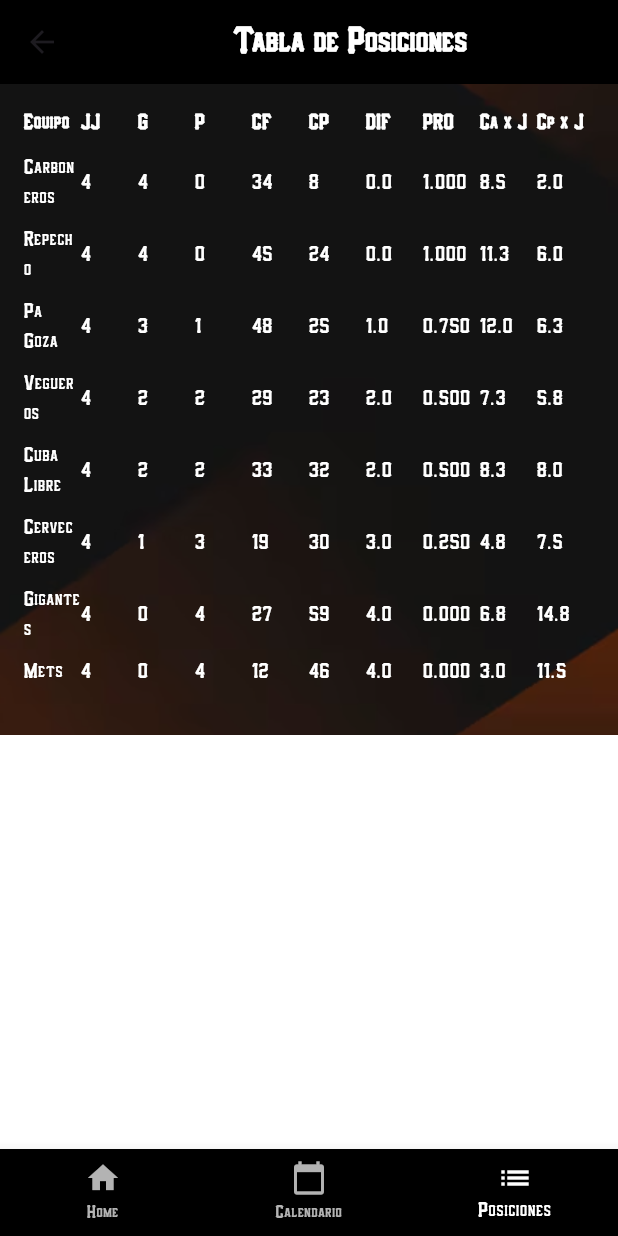
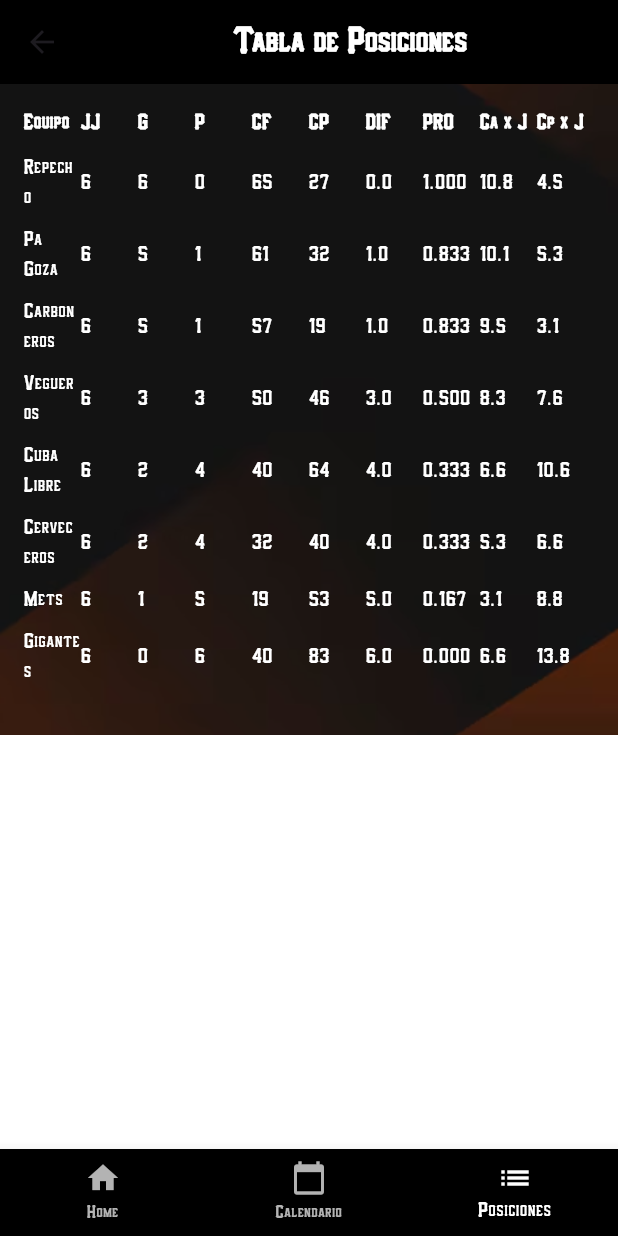
Before and after one commit to ManuDev17/Gigantes-Softbol, a Flutter app: the StandingsPage screen opened by its route, on a phone screen of 412 x 824 dp. Run offline on Flutter 3.47's test engine with Material 3 defaults, Android fonts, the phone set to English and light mode, and no system bars; our stand-ins replace cloud_firestore, firebase_core; accounts and stored records are empty.

Commit message:
Actualizacion tabla de posiciones

```diff
--- a/lib/standings_page.dart
+++ b/lib/standings_page.dart
@@ -38,28 +38,28 @@ class StandingsPage extends StatelessWidget {
                   SizedBox(height: 10),
                   // Filas de equipos
                   _buildTeamRow(
-                      'Carboneros', 4, 4, 0, 34, 8, 26, 0.0, 1.000, 8.5, 2),
+                      'Repecho', 6, 6, 0, 65, 27, 38, 0.0, 1.000, 10.8, 4.5),
                   SizedBox(height: 8),
                   _buildTeamRow(
-                      'Repecho', 4, 4, 0, 45, 24, 21, 0.0, 1.000, 11.25, 6),
+                      'Pa Goza', 6, 5, 1, 61, 32, 29, 1.0, 0.833, 10.1, 5.3),
                   SizedBox(height: 8),
                   _buildTeamRow(
-                      'Pa Goza', 4, 3, 1, 48, 25, 23, 1.0, 0.750, 12, 6.25),
+                      'Carboneros', 6, 5, 1, 57, 19, 38, 1.0, 0.833, 9.5, 3.1),
                   SizedBox(height: 8),
                   _buildTeamRow(
-                      'Vegueros', 4, 2, 2, 29, 23, 6, 2.0, 0.500, 7.25, 5.75),
+                      'Vegueros', 6, 3, 3, 50, 46, 4, 3.0, 0.500, 8.3, 7.6),
+                  SizedBox(height: 8),
+                  _buildTeamRow('Cuba Libre', 6, 2, 4, 40, 64, -24, 4.0, 0.333,
+                      6.6, 10.6),
                   SizedBox(height: 8),
                   _buildTeamRow(
-                      'Cuba Libre', 4, 2, 2, 33, 32, 1, 2.0, 0.500, 8.25, 8),
-                  SizedBox(height: 8),
-                  _buildTeamRow('Cerveceros', 4, 1, 3, 19, 30, -11, 3.0, 0.250,
-                      4.75, 7.5),
+                      'Cerveceros', 6, 2, 4, 32, 40, -8, 4.0, 0.333, 5.3, 6.6),
                   SizedBox(height: 8),
                   _buildTeamRow(
-                      'Gigantes', 4, 0, 4, 27, 59, -32, 4.0, 0.0, 6.75, 14.75),
+                      'Mets', 6, 1, 5, 19, 53, -34, 5.0, 0.167, 3.1, 8.8),
                   SizedBox(height: 8),
                   _buildTeamRow(
-                      'Mets', 4, 0, 4, 12, 46, -34, 4.0, 0.0, 3, 11.5),
+                      'Gigantes', 6, 0, 6, 40, 83, -43, 6.0, 0.0, 6.6, 13.8),
                   SizedBox(
                       height:
                           16), // Añadir espacio extra después del último equipo
```
Also changed, not shown: 1 other file.
